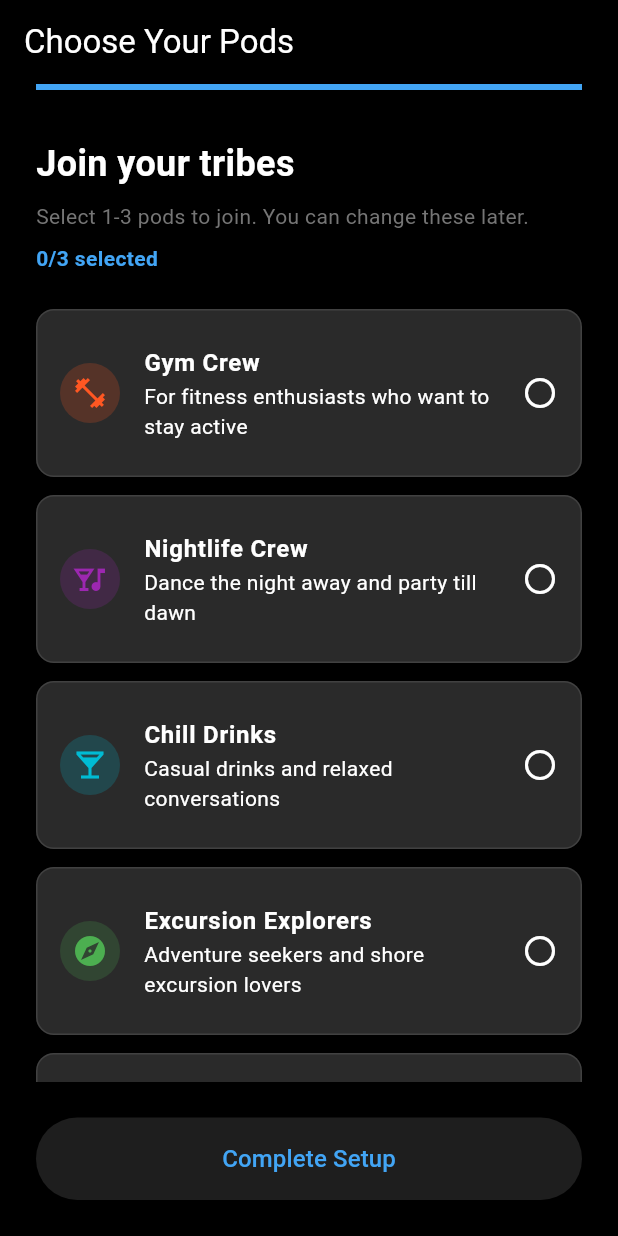
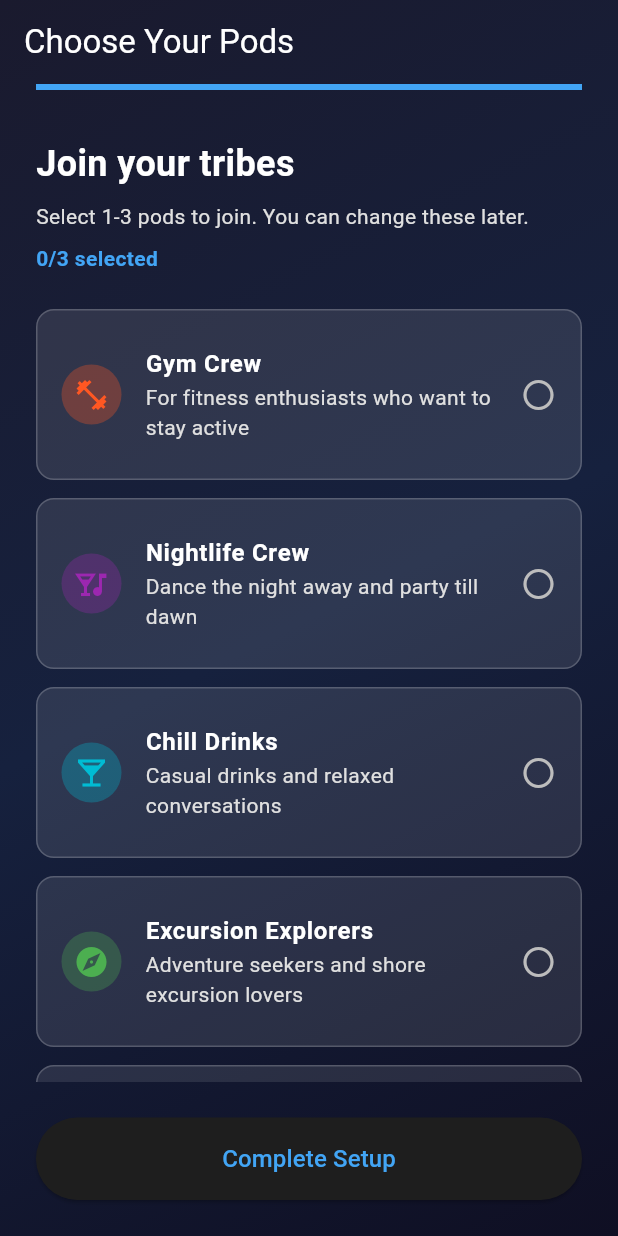
Before and after one commit to HughieMM/Cruise_App, a Flutter app: the ChoosePodsScreen screen opened by its route, on a phone screen of 412 x 824 dp. Run offline on Flutter 3.47's test engine with Material 3 defaults, Android fonts, the phone set to English and light mode, and no system bars; our stand-ins replace cloud_firestore, firebase_auth, firebase_core, firebase_messaging, firebase_storage, flutter_local_notifications and 3 more; accounts and stored records are empty.

Commit message:
Add cruise background to Hangouts/Pods tabs and dynamic gradient to Choose Pods
- Add AppScaffold with cruise line background to hangouts_tab.dart
- Add AppScaffold with cruise line background to pods_tab.dart
- Implement dynamic gradient on Choose Pods screen that blends selected pod colors
- Background smoothly animates as user selects/deselects pods

https://claude.ai/code/session_017nbsGwUar9f2huemtVFgqt

```diff
--- a/driftly/lib/screens/home/tabs/hangouts_tab.dart
+++ b/driftly/lib/screens/home/tabs/hangouts_tab.dart
@@ -6,6 +6,7 @@ import '../../../services/firestore_service.dart';
 import '../../../models/micro_hangout.dart';
 import '../../../widgets/empty_state.dart';
 import '../../../widgets/error_state.dart';
+import '../../../widgets/app_background.dart';
 import '../../hangouts/create_hangout_dialog.dart';
 import 'hot_zones_tab.dart';
 
@@ -106,9 +107,13 @@ class _HangoutsTabState extends State<HangoutsTab> {
 
   @override
   Widget build(BuildContext context) {
-    return Scaffold(
+    return AppScaffold(
+      extendBodyBehindAppBar: true,
+      overlayOpacity: 0.5,
       appBar: AppBar(
         title: const Text('Hangouts & Vibes'),
+        backgroundColor: Colors.transparent,
+        elevation: 0,
         bottom: PreferredSize(
           preferredSize: const Size.fromHeight(48),
           child: Padding(
@@ -136,7 +141,9 @@ class _HangoutsTabState extends State<HangoutsTab> {
           ),
         ),
       ),
-      body: _selectedView == 0 ? _buildHangoutsView() : const HotZonesContent(),
+      body: SafeArea(
+        child: _selectedView == 0 ? _buildHangoutsView() : const HotZonesContent(),
+      ),
       floatingActionButton: _selectedView == 0
           ? FloatingActionButton.extended(
               onPressed: () => _showCreateHangoutDialog(context),
--- a/driftly/lib/screens/home/tabs/pods_tab.dart
+++ b/driftly/lib/screens/home/tabs/pods_tab.dart
@@ -7,6 +7,7 @@ import '../../chat/pod_chat_screen.dart';
 import '../../../widgets/shimmer_loading.dart';
 import '../../../widgets/error_state.dart' as error_widget;
 import '../../../widgets/empty_state.dart' as empty_widget;
+import '../../../widgets/app_background.dart';
 
 /// Pods Tab
 ///
@@ -129,9 +130,13 @@ class _PodsTabState extends State<PodsTab> {
 
   @override
   Widget build(BuildContext context) {
-    return Scaffold(
+    return AppScaffold(
+      extendBodyBehindAppBar: true,
+      overlayOpacity: 0.5,
       appBar: AppBar(
         title: const Text('My Pods'),
+        backgroundColor: Colors.transparent,
+        elevation: 0,
         actions: [
           IconButton(
             icon: const Icon(Icons.search),
@@ -141,9 +146,11 @@ class _PodsTabState extends State<PodsTab> {
           ),
         ],
       ),
-      body: RefreshIndicator(
-        onRefresh: _loadUserPods,
-        child: _buildBody(),
+      body: SafeArea(
+        child: RefreshIndicator(
+          onRefresh: _loadUserPods,
+          child: _buildBody(),
+        ),
       ),
       floatingActionButton: FloatingActionButton.extended(
         onPressed: () {
--- a/driftly/lib/screens/onboarding/choose_pods_screen.dart
+++ b/driftly/lib/screens/onboarding/choose_pods_screen.dart
@@ -10,6 +10,7 @@ import '../../models/pod.dart';
 /// User selects 1-3 Pods to join
 /// Loads pods from Firestore for the current sailing
 /// Creates pod memberships when user confirms selection
+/// Dynamic gradient background based on selected pod colors
 ///
 /// After selection → /home (complete onboarding)
 class ChoosePodsScreen extends StatefulWidget {
@@ -19,17 +20,29 @@ class ChoosePodsScreen extends StatefulWidget {
   State<ChoosePodsScreen> createState() => _ChoosePodsScreenState();
 }
 
-class _ChoosePodsScreenState extends State<ChoosePodsScreen> {
+class _ChoosePodsScreenState extends State<ChoosePodsScreen>
+    with SingleTickerProviderStateMixin {
   final _firestoreService = FirestoreService();
   List<Pod> _pods = [];
   final Set<String> _selectedPodIds = {};
   bool _isLoading = false;
   bool _isLoadingPods = true;
+  late AnimationController _animationController;
 
   @override
   void initState() {
     super.initState();
+    _animationController = AnimationController(
+      duration: const Duration(milliseconds: 500),
+      vsync: this,
+    );
     _loadPods();
+  }
+
+  @override
+  void dispose() {
+    _animationController.dispose();
+    super.dispose();
   }
 
   Future<void> _loadPods() async {
@@ -85,6 +98,37 @@ class _ChoosePodsScreenState extends State<ChoosePodsScreen> {
         }
       }
     });
+    _animationController.forward(from: 0);
+  }
+
+  /// Get gradient colors based on selected pods
+  List<Color> _getGradientColors() {
+    if (_selectedPodIds.isEmpty) {
+      // Default dark gradient when nothing selected
+      return [
+        const Color(0xFF1a1a2e),
+        const Color(0xFF16213e),
+        const Color(0xFF0f0f23),
+      ];
+    }
+
+    // Get colors from selected pods
+    final selectedColors = _pods
+        .where((pod) => _selectedPodIds.contains(pod.id))
+        .map((pod) => _parseColor(pod.color).withOpacity(0.7))
+        .toList();
+
+    // Always have at least 2 colors for gradient
+    if (selectedColors.length == 1) {
+      return [
+        selectedColors[0],
+        selectedColors[0].withOpacity(0.3),
+        const Color(0xFF0f0f23),
+      ];
+    }
+
+    // Add dark at the end for readability
+    return [...selectedColors, const Color(0xFF0f0f23)];
   }
 
   Future<void> _handleContinue() async {
@@ -164,13 +208,31 @@ class _ChoosePodsScreenState extends State<ChoosePodsScreen> {
 
   @override
   Widget build(BuildContext context) {
+    final gradientColors = _getGradientColors();
+
     return Scaffold(
+      extendBodyBehindAppBar: true,
       appBar: AppBar(
         title: const Text('Choose Your Pods'),
         backgroundColor: Colors.transparent,
         elevation: 0,
       ),
-      body: SafeArea(
+      body: AnimatedContainer(
+        duration: const Duration(milliseconds: 500),
+        curve: Curves.easeInOut,
+        decoration: BoxDecoration(
+          gradient: LinearGradient(
+            begin: Alignment.topLeft,
+            end: Alignment.bottomRight,
+            colors: gradientColors,
+            stops: gradientColors.length == 3
+                ? const [0.0, 0.5, 1.0]
+                : gradientColors.length == 4
+                    ? const [0.0, 0.33, 0.66, 1.0]
+                    : null,
+          ),
+        ),
+        child: SafeArea(
           child: _isLoadingPods
               ? const Center(child: CircularProgressIndicator())
               : Column(
@@ -180,7 +242,10 @@ class _ChoosePodsScreenState extends State<ChoosePodsScreen> {
                       padding: const EdgeInsets.symmetric(horizontal: 24.0),
                       child: LinearProgressIndicator(
                         value: 3 / 3, // Step 3 of 3
-                      backgroundColor: Colors.grey[200],
+                        backgroundColor: Colors.white.withOpacity(0.2),
+                        valueColor: AlwaysStoppedAnimation<Color>(
+                          Theme.of(context).colorScheme.primary,
+                        ),
                       ),
                     ),
                     const SizedBox(height: 32),
@@ -196,6 +261,7 @@ class _ChoosePodsScreenState extends State<ChoosePodsScreen> {
                             style: TextStyle(
                               fontSize: 24,
                               fontWeight: FontWeight.bold,
+                              color: Colors.white,
                             ),
                           ),
                           const SizedBox(height: 8),
@@ -203,7 +269,7 @@ class _ChoosePodsScreenState extends State<ChoosePodsScreen> {
                             'Select 1-3 pods to join. You can change these later.',
                             style: TextStyle(
                               fontSize: 14,
-                            color: Colors.grey[600],
+                              color: Colors.grey[300],
                             ),
                           ),
                           const SizedBox(height: 8),
@@ -230,22 +296,25 @@ class _ChoosePodsScreenState extends State<ChoosePodsScreen> {
                           final isSelected = _selectedPodIds.contains(pod.id);
                           final color = _parseColor(pod.color);
 
-                        return Card(
+                          return AnimatedContainer(
+                            duration: const Duration(milliseconds: 300),
                             margin: const EdgeInsets.only(bottom: 12),
-                          elevation: isSelected ? 4 : 1,
-                          shape: RoundedRectangleBorder(
+                            decoration: BoxDecoration(
                               borderRadius: BorderRadius.circular(12),
-                            side: BorderSide(
+                              color: isSelected
+                                  ? color.withOpacity(0.2)
+                                  : Colors.white.withOpacity(0.1),
+                              border: Border.all(
                                 color: isSelected
                                     ? color
-                                  : Colors.grey.withOpacity(0.2),
+                                    : Colors.white.withOpacity(0.2),
                                 width: isSelected ? 2 : 1,
                               ),
                             ),
                             child: ListTile(
                               contentPadding: const EdgeInsets.all(16),
                               leading: CircleAvatar(
-                              backgroundColor: color.withOpacity(0.2),
+                                backgroundColor: color.withOpacity(0.3),
                                 child: Icon(_getIconData(pod.icon), color: color),
                               ),
                               title: Text(
@@ -253,12 +322,21 @@ class _ChoosePodsScreenState extends State<ChoosePodsScreen> {
                                 style: const TextStyle(
                                   fontSize: 16,
                                   fontWeight: FontWeight.w600,
+                                  color: Colors.white,
                                 ),
                               ),
-                            subtitle: Text(pod.description),
+                              subtitle: Text(
+                                pod.description,
+                                style: TextStyle(
+                                  color: Colors.grey[300],
+                                ),
+                              ),
                               trailing: isSelected
                                   ? Icon(Icons.check_circle, color: color)
-                                : const Icon(Icons.circle_outlined),
+                                  : Icon(
+                                      Icons.circle_outlined,
+                                      color: Colors.grey[400],
+                                    ),
                               onTap: () => _togglePod(pod.id),
                             ),
                           );
@@ -290,6 +368,7 @@ class _ChoosePodsScreenState extends State<ChoosePodsScreen> {
                   ],
                 ),
         ),
+      ),
     );
   }
 }
```
Lines whose indentation alone changed are shown as unchanged.
